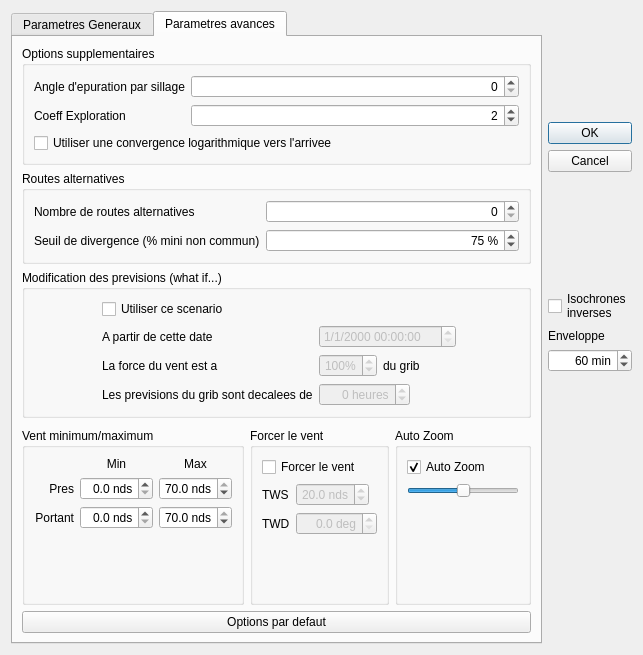
Qt form src/Ui/Routage_Editor.ui (nohal/qtVlm) before a commit.
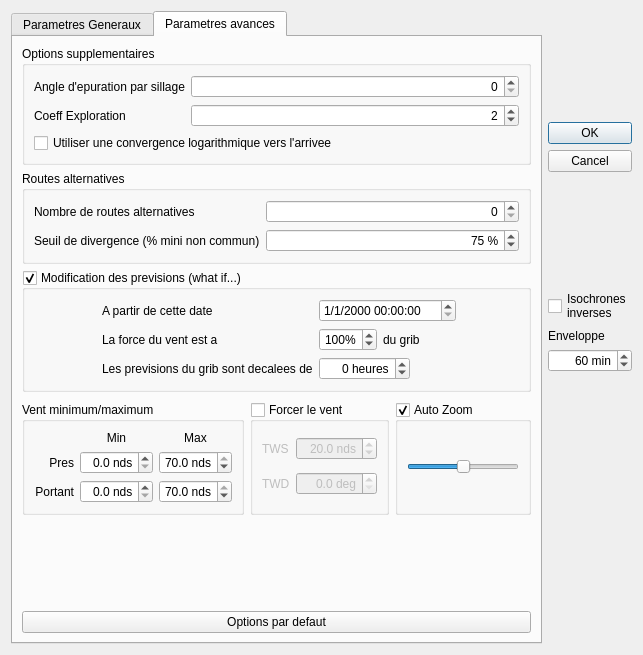
The same form after that commit. The open tabs and pages were chosen to show the change.

What changed in the file:
```diff
--- a/src/Ui/Routage_Editor.ui
+++ b/src/Ui/Routage_Editor.ui
@@ -654,10 +654,16 @@
         </widget>
        </item>
        <item>
-        <widget class="QGroupBox" name="groupBox_6">
+        <widget class="QGroupBox" name="whatIfUse">
          <property name="title">
           <string>Modification des previsions (what if...)</string>
          </property>
+         <property name="checkable">
+          <bool>true</bool>
+         </property>
+         <property name="checked">
+          <bool>true</bool>
+         </property>
          <layout class="QFormLayout" name="formLayout_3">
           <property name="fieldGrowthPolicy">
            <enum>QFormLayout::ExpandingFieldsGrow</enum>
@@ -665,17 +671,17 @@
           <property name="formAlignment">
            <set>Qt::AlignHCenter|Qt::AlignTop</set>
           </property>
-          <item row="1" column="0">
+          <item row="0" column="0">
            <widget class="QLabel" name="label_14">
             <property name="text">
              <string>A partir de cette date</string>
             </property>
            </widget>
           </item>
-          <item row="1" column="1">
+          <item row="0" column="1">
            <widget class="QDateTimeEdit" name="whatIfDate">
             <property name="enabled">
-             <bool>false</bool>
+             <bool>true</bool>
             </property>
             <property name="displayFormat">
              <string>M/d/yyyy hh:mm:ss</string>
@@ -685,24 +691,57 @@
             </property>
            </widget>
           </item>
-          <item row="3" column="0">
+          <item row="2" column="0">
            <widget class="QLabel" name="label_15">
             <property name="text">
              <string>La force du vent est a</string>
             </property>
            </widget>
           </item>
-          <item row="5" column="0">
+          <item row="2" column="1">
+           <layout class="QHBoxLayout" name="horizontalLayout_4">
+            <item>
+             <widget class="QSpinBox" name="whatIfWind">
+              <property name="enabled">
+               <bool>true</bool>
+              </property>
+              <property name="alignment">
+               <set>Qt::AlignRight|Qt::AlignTrailing|Qt::AlignVCenter</set>
+              </property>
+              <property name="suffix">
+               <string>%</string>
+              </property>
+              <property name="minimum">
+               <number>1</number>
+              </property>
+              <property name="maximum">
+               <number>200</number>
+              </property>
+              <property name="value">
+               <number>100</number>
+              </property>
+             </widget>
+            </item>
+            <item>
+             <widget class="QLabel" name="label_16">
+              <property name="text">
+               <string>du grib</string>
+              </property>
+             </widget>
+            </item>
+           </layout>
+          </item>
+          <item row="4" column="0">
            <widget class="QLabel" name="label_17">
             <property name="text">
              <string>Les previsions du grib sont decalees de</string>
             </property>
            </widget>
           </item>
-          <item row="5" column="1">
+          <item row="4" column="1">
            <widget class="QSpinBox" name="whatIfTime">
             <property name="enabled">
-             <bool>false</bool>
+             <bool>true</bool>
             </property>
             <property name="alignment">
              <set>Qt::AlignRight|Qt::AlignTrailing|Qt::AlignVCenter</set>
@@ -718,46 +757,6 @@
             </property>
            </widget>
           </item>
-          <item row="3" column="1">
-           <layout class="QHBoxLayout" name="horizontalLayout_4">
-            <item>
-             <widget class="QSpinBox" name="whatIfWind">
-              <property name="enabled">
-               <bool>false</bool>
-              </property>
-              <property name="alignment">
-               <set>Qt::AlignRight|Qt::AlignTrailing|Qt::AlignVCenter</set>
-              </property>
-              <property name="suffix">
-               <string>%</string>
-              </property>
-              <property name="minimum">
-               <number>1</number>
-              </property>
-              <property name="maximum">
-               <number>200</number>
-              </property>
-              <property name="value">
-               <number>100</number>
-              </property>
-             </widget>
-            </item>
-            <item>
-             <widget class="QLabel" name="label_16">
-              <property name="text">
-               <string>du grib</string>
-              </property>
-             </widget>
-            </item>
-           </layout>
-          </item>
-          <item row="0" column="0">
-           <widget class="QCheckBox" name="whatIfUse">
-            <property name="text">
-             <string>Utiliser ce scenario</string>
-            </property>
-           </widget>
-          </item>
          </layout>
         </widget>
        </item>
@@ -772,6 +771,50 @@
             <string>Vent minimum/maximum</string>
            </property>
            <layout class="QGridLayout" name="gridLayout_4">
+            <item row="2" column="2">
+             <widget class="QDoubleSpinBox" name="maxPortant">
+              <property name="enabled">
+               <bool>true</bool>
+              </property>
+              <property name="alignment">
+               <set>Qt::AlignRight|Qt::AlignTrailing|Qt::AlignVCenter</set>
+              </property>
+              <property name="suffix">
+               <string extracomment="nds"> nds</string>
+              </property>
+              <property name="decimals">
+               <number>1</number>
+              </property>
+              <property name="maximum">
+               <double>70.000000000000000</double>
+              </property>
+              <property name="value">
+               <double>70.000000000000000</double>
+              </property>
+             </widget>
+            </item>
+            <item row="2" column="1">
+             <widget class="QDoubleSpinBox" name="minPortant">
+              <property name="enabled">
+               <bool>true</bool>
+              </property>
+              <property name="alignment">
+               <set>Qt::AlignRight|Qt::AlignTrailing|Qt::AlignVCenter</set>
+              </property>
+              <property name="suffix">
+               <string extracomment="nds"> nds</string>
+              </property>
+              <property name="decimals">
+               <number>1</number>
+              </property>
+              <property name="maximum">
+               <double>70.000000000000000</double>
+              </property>
+              <property name="value">
+               <double>0.000000000000000</double>
+              </property>
+             </widget>
+            </item>
             <item row="1" column="1">
              <widget class="QDoubleSpinBox" name="minPres">
               <property name="enabled">
@@ -814,28 +857,6 @@
               </property>
              </widget>
             </item>
-            <item row="2" column="2">
-             <widget class="QDoubleSpinBox" name="maxPortant">
-              <property name="enabled">
-               <bool>true</bool>
-              </property>
-              <property name="alignment">
-               <set>Qt::AlignRight|Qt::AlignTrailing|Qt::AlignVCenter</set>
-              </property>
-              <property name="suffix">
-               <string extracomment="nds"> nds</string>
-              </property>
-              <property name="decimals">
-               <number>1</number>
-              </property>
-              <property name="maximum">
-               <double>70.000000000000000</double>
-              </property>
-              <property name="value">
-               <double>70.000000000000000</double>
-              </property>
-             </widget>
-            </item>
             <item row="0" column="2">
              <widget class="QLabel" name="label_10">
               <property name="text">
@@ -878,137 +899,91 @@
               </property>
              </widget>
             </item>
-            <item row="2" column="1">
-             <widget class="QDoubleSpinBox" name="minPortant">
-              <property name="enabled">
-               <bool>true</bool>
-              </property>
-              <property name="alignment">
-               <set>Qt::AlignRight|Qt::AlignTrailing|Qt::AlignVCenter</set>
-              </property>
-              <property name="suffix">
-               <string extracomment="nds"> nds</string>
-              </property>
-              <property name="decimals">
-               <number>1</number>
-              </property>
-              <property name="maximum">
-               <double>70.000000000000000</double>
-              </property>
-              <property name="value">
-               <double>0.000000000000000</double>
-              </property>
-             </widget>
-            </item>
-            <item row="3" column="0" colspan="3">
-             <spacer name="verticalSpacer_2">
-              <property name="orientation">
-               <enum>Qt::Vertical</enum>
-              </property>
-              <property name="sizeHint" stdset="0">
-               <size>
-                <width>20</width>
-                <height>40</height>
-               </size>
-              </property>
-             </spacer>
-            </item>
            </layout>
           </widget>
          </item>
          <item>
-          <widget class="QGroupBox" name="groupBox_7">
+          <widget class="QGroupBox" name="windForced">
            <property name="title">
             <string>Forcer le vent</string>
            </property>
-           <layout class="QFormLayout" name="formLayout_5">
-            <property name="fieldGrowthPolicy">
-             <enum>QFormLayout::ExpandingFieldsGrow</enum>
-            </property>
-            <item row="0" column="0" colspan="2">
-             <widget class="QCheckBox" name="windForced">
-              <property name="text">
-               <string>Forcer le vent</string>
-              </property>
-             </widget>
-            </item>
-            <item row="2" column="1">
-             <widget class="QDoubleSpinBox" name="TWS">
-              <property name="enabled">
-               <bool>false</bool>
-              </property>
-              <property name="alignment">
-               <set>Qt::AlignRight|Qt::AlignTrailing|Qt::AlignVCenter</set>
-              </property>
-              <property name="suffix">
-               <string extracomment="nds"> nds</string>
-              </property>
-              <property name="decimals">
-               <number>1</number>
-              </property>
-              <property name="maximum">
-               <double>60.000000000000000</double>
-              </property>
-              <property name="value">
-               <double>20.000000000000000</double>
-              </property>
-             </widget>
-            </item>
-            <item row="5" column="1">
-             <widget class="QDoubleSpinBox" name="TWD">
-              <property name="enabled">
-               <bool>false</bool>
-              </property>
-              <property name="alignment">
-               <set>Qt::AlignRight|Qt::AlignTrailing|Qt::AlignVCenter</set>
-              </property>
-              <property name="suffix">
-               <string extracomment="deg"> deg</string>
-              </property>
-              <property name="decimals">
-               <number>1</number>
-              </property>
-              <property name="maximum">
-               <double>360.000000000000000</double>
-              </property>
-              <property name="value">
-               <double>0.000000000000000</double>
-              </property>
-             </widget>
-            </item>
-            <item row="2" column="0">
+           <property name="checkable">
+            <bool>true</bool>
+           </property>
+           <property name="checked">
+            <bool>false</bool>
+           </property>
+           <layout class="QGridLayout" name="gridLayout_5">
+            <item row="0" column="0">
              <widget class="QLabel" name="label_4">
               <property name="text">
                <string>TWS</string>
               </property>
              </widget>
             </item>
-            <item row="5" column="0">
+            <item row="1" column="0">
              <widget class="QLabel" name="label_5">
               <property name="text">
                <string>TWD</string>
               </property>
              </widget>
             </item>
+            <item row="1" column="1">
+             <widget class="QDoubleSpinBox" name="TWD">
+              <property name="enabled">
+               <bool>false</bool>
+              </property>
+              <property name="alignment">
+               <set>Qt::AlignRight|Qt::AlignTrailing|Qt::AlignVCenter</set>
+              </property>
+              <property name="suffix">
+               <string extracomment="deg"> deg</string>
+              </property>
+              <property name="decimals">
+               <number>1</number>
+              </property>
+              <property name="maximum">
+               <double>360.000000000000000</double>
+              </property>
+              <property name="value">
+               <double>0.000000000000000</double>
+              </property>
+             </widget>
+            </item>
+            <item row="0" column="1">
+             <widget class="QDoubleSpinBox" name="TWS">
+              <property name="enabled">
+               <bool>false</bool>
+              </property>
+              <property name="alignment">
+               <set>Qt::AlignRight|Qt::AlignTrailing|Qt::AlignVCenter</set>
+              </property>
+              <property name="suffix">
+               <string extracomment="nds"> nds</string>
+              </property>
+              <property name="decimals">
+               <number>1</number>
+              </property>
+              <property name="maximum">
+               <double>60.000000000000000</double>
+              </property>
+              <property name="value">
+               <double>20.000000000000000</double>
+              </property>
+             </widget>
+            </item>
            </layout>
           </widget>
          </item>
          <item>
-          <widget class="QGroupBox" name="groupBox_10">
+          <widget class="QGroupBox" name="autoZoom">
            <property name="title">
             <string>Auto Zoom</string>
            </property>
+           <property name="checkable">
+            <bool>true</bool>
+           </property>
            <layout class="QVBoxLayout" name="verticalLayout_11">
-            <item>
-             <widget class="QCheckBox" name="autoZoom">
-              <property name="text">
-               <string>Auto Zoom</string>
-              </property>
-              <property name="checked">
-               <bool>true</bool>
-              </property>
-             </widget>
-            </item>
             <item>
              <widget class="QSlider" name="zoomLevel">
               <property name="toolTip">
@@ -1038,24 +1013,24 @@
               </property>
              </widget>
             </item>
-            <item>
-             <spacer name="verticalSpacer_4">
-              <property name="orientation">
-               <enum>Qt::Vertical</enum>
-              </property>
-              <property name="sizeHint" stdset="0">
-               <size>
-                <width>20</width>
-                <height>40</height>
-               </size>
-              </property>
-             </spacer>
-            </item>
            </layout>
           </widget>
          </item>
         </layout>
        </item>
+       <item>
+        <spacer name="verticalSpacer_5">
+         <property name="orientation">
+          <enum>Qt::Vertical</enum>
+         </property>
+         <property name="sizeHint" stdset="0">
+          <size>
+           <width>20</width>
+           <height>40</height>
+          </size>
+         </property>
+        </spacer>
+       </item>
        <item>
         <widget class="QPushButton" name="Default">
          <property name="text">
```
Left out of the diff: 67 changed lines with no effect on the pictures.
